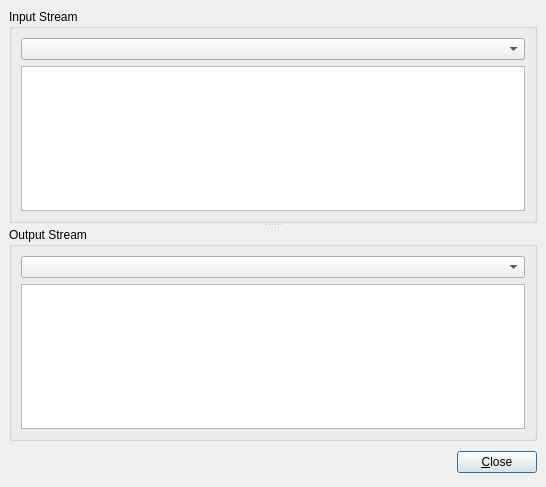
The window that plugins/services/ui/resultatServices.ui (phoenix741/xinx) describes before a commit, drawn with Qt 5.
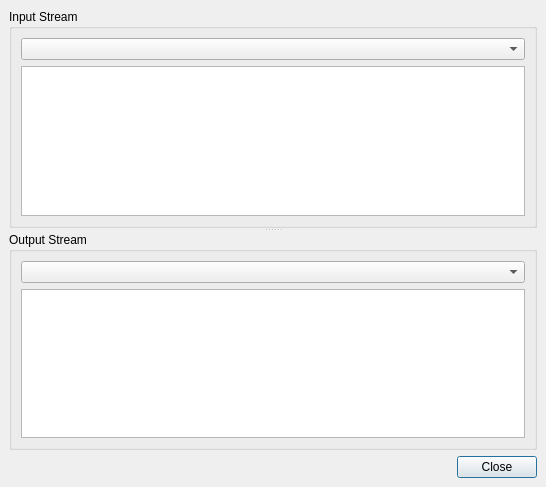
The same window after the commit. Icons and pictures are not drawn.

```diff
--- a/plugins/services/ui/resultatServices.ui
+++ b/plugins/services/ui/resultatServices.ui
@@ -41,19 +41,7 @@
        <property name="leftMargin" >
         <number>9</number>
        </property>
-       <property name="topMargin" >
-        <number>9</number>
-       </property>
-       <property name="rightMargin" >
-        <number>9</number>
-       </property>
-       <property name="bottomMargin" >
-        <number>9</number>
-       </property>
-       <property name="horizontalSpacing" >
-        <number>6</number>
-       </property>
-       <property name="verticalSpacing" >
+       <property name="spacing" >
         <number>6</number>
        </property>
        <item row="1" column="0" >
@@ -83,19 +71,7 @@
        <property name="leftMargin" >
         <number>9</number>
        </property>
-       <property name="topMargin" >
-        <number>9</number>
-       </property>
-       <property name="rightMargin" >
-        <number>9</number>
-       </property>
-       <property name="bottomMargin" >
-        <number>9</number>
-       </property>
-       <property name="horizontalSpacing" >
-        <number>6</number>
-       </property>
-       <property name="verticalSpacing" >
+       <property name="spacing" >
         <number>6</number>
        </property>
        <item row="1" column="0" >
@@ -120,46 +96,11 @@
     </widget>
    </item>
    <item>
-    <layout class="QHBoxLayout" >
-     <property name="spacing" >
-      <number>6</number>
+    <widget class="QDialogButtonBox" name="buttonBox" >
+     <property name="standardButtons" >
+      <set>QDialogButtonBox::Close</set>
      </property>
-     <property name="leftMargin" >
-      <number>0</number>
-     </property>
-     <property name="topMargin" >
-      <number>0</number>
-     </property>
-     <property name="rightMargin" >
-      <number>0</number>
-     </property>
-     <property name="bottomMargin" >
-      <number>0</number>
-     </property>
-     <item>
-      <spacer>
-       <property name="orientation" >
-        <enum>Qt::Horizontal</enum>
-       </property>
-       <property name="sizeHint" >
-        <size>
-         <width>131</width>
-         <height>31</height>
-        </size>
-       </property>
-      </spacer>
-     </item>
-     <item>
-      <widget class="QPushButton" name="okButton" >
-       <property name="text" >
-        <string>&amp;Close</string>
-       </property>
-       <property name="icon" >
-        <iconset resource="../application.qrc" >:/images/button_ok.png</iconset>
-       </property>
-      </widget>
-     </item>
-    </layout>
+    </widget>
    </item>
   </layout>
  </widget>
```
Left out of the diff: 31 changed lines with no effect on the pictures.
